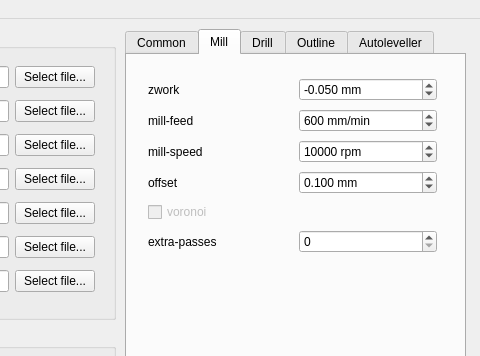
Old version of the form mainwindow.ui in the repository pcb2gcode/pcb2gcodeGUI; both pictures show x 315 to 795 and y 0 to 356 of the 795 by 615 pixel window.
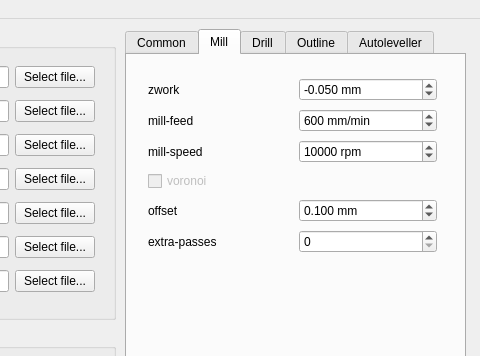
New version of the form. The open tabs and pages were chosen to show the change.

Commit message: Disable 'offset' when 'voronoi' is selected

```diff
--- a/mainwindow.ui
+++ b/mainwindow.ui
@@ -453,6 +453,31 @@
        <property name="verticalSpacing">
         <number>6</number>
        </property>
+       <item row="4" column="1">
+        <widget class="QDoubleSpinBox" name="offsetDoubleSpinBox">
+         <property name="toolTip">
+          <string>&lt;html&gt;&lt;head/&gt;&lt;body&gt;&lt;p&gt;distance by which the tool movement will be outset from the contours in the gerber file to be engraved. If you want to obtain a PCB as similar as possible to the original file, you should set this value to half of the tool diameter.              If this distance can't be satisfied because copper areas are too close, a warning will be printed and the line will be drawn between the areas. This behavior can be used to get voronoi-style (flood-filling) areas; sim‐ply set the offset to a large value (like 1 inch).  When the vectorial mode is in use, --voronoi is preferred.&lt;/p&gt;&lt;/body&gt;&lt;/html&gt;</string>
+         </property>
+         <property name="suffix">
+          <string> mm</string>
+         </property>
+         <property name="decimals">
+          <number>3</number>
+         </property>
+         <property name="minimum">
+          <double>0.000000000000000</double>
+         </property>
+         <property name="maximum">
+          <double>100.000000000000000</double>
+         </property>
+         <property name="singleStep">
+          <double>0.050000000000000</double>
+         </property>
+         <property name="value">
+          <double>0.100000000000000</double>
+         </property>
+        </widget>
+       </item>
        <item row="0" column="1">
         <widget class="QDoubleSpinBox" name="zworkDoubleSpinBox">
          <property name="toolTip">
@@ -497,7 +522,7 @@
          </property>
         </widget>
        </item>
-       <item row="3" column="0">
+       <item row="4" column="0">
         <widget class="QLabel" name="offsetLabel">
          <property name="toolTip">
           <string>&lt;html&gt;&lt;head/&gt;&lt;body&gt;&lt;p&gt;distance by which the tool movement will be outset from the contours in the gerber file to be engraved. If you want to obtain a PCB as similar as possible to the original file, you should set this value to half of the tool diameter.              If this distance can't be satisfied because copper areas are too close, a warning will be printed and the line will be drawn between the areas. This behavior can be used to get voronoi-style (flood-filling) areas; sim‐ply set the offset to a large value (like 1 inch).  When the vectorial mode is in use, --voronoi is preferred.&lt;/p&gt;&lt;/body&gt;&lt;/html&gt;</string>
@@ -507,31 +532,6 @@
          </property>
         </widget>
        </item>
-       <item row="3" column="1">
-        <widget class="QDoubleSpinBox" name="offsetDoubleSpinBox">
-         <property name="toolTip">
-          <string>&lt;html&gt;&lt;head/&gt;&lt;body&gt;&lt;p&gt;distance by which the tool movement will be outset from the contours in the gerber file to be engraved. If you want to obtain a PCB as similar as possible to the original file, you should set this value to half of the tool diameter.              If this distance can't be satisfied because copper areas are too close, a warning will be printed and the line will be drawn between the areas. This behavior can be used to get voronoi-style (flood-filling) areas; sim‐ply set the offset to a large value (like 1 inch).  When the vectorial mode is in use, --voronoi is preferred.&lt;/p&gt;&lt;/body&gt;&lt;/html&gt;</string>
-         </property>
-         <property name="suffix">
-          <string> mm</string>
-         </property>
-         <property name="decimals">
-          <number>3</number>
-         </property>
-         <property name="minimum">
-          <double>0.000000000000000</double>
-         </property>
-         <property name="maximum">
-          <double>100.000000000000000</double>
-         </property>
-         <property name="singleStep">
-          <double>0.050000000000000</double>
-         </property>
-         <property name="value">
-          <double>0.100000000000000</double>
-         </property>
-        </widget>
-       </item>
        <item row="1" column="0">
         <widget class="QLabel" name="millfeedLabel">
          <property name="toolTip">
@@ -598,7 +598,7 @@
          </property>
         </widget>
        </item>
-       <item row="4" column="0">
+       <item row="3" column="0">
         <widget class="QCheckBox" name="voronoiCheckBox">
          <property name="enabled">
           <bool>false</bool>
```
Left out of the diff: 16 changed lines with no effect on the pictures. The commit also changes 2 other files.
